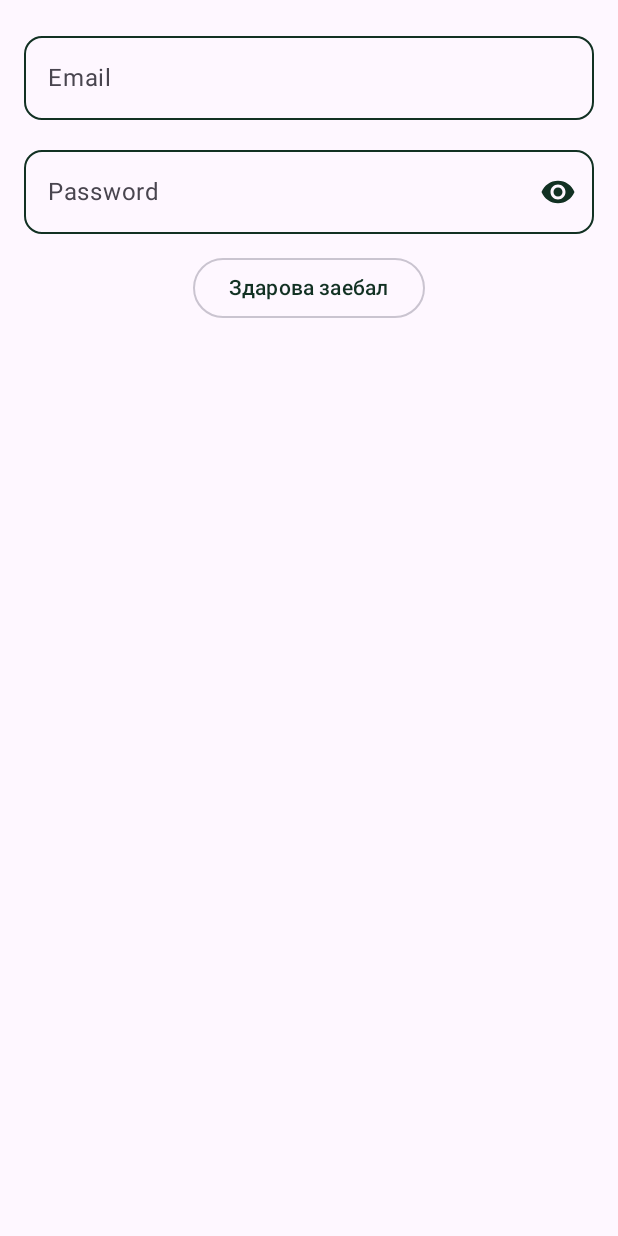
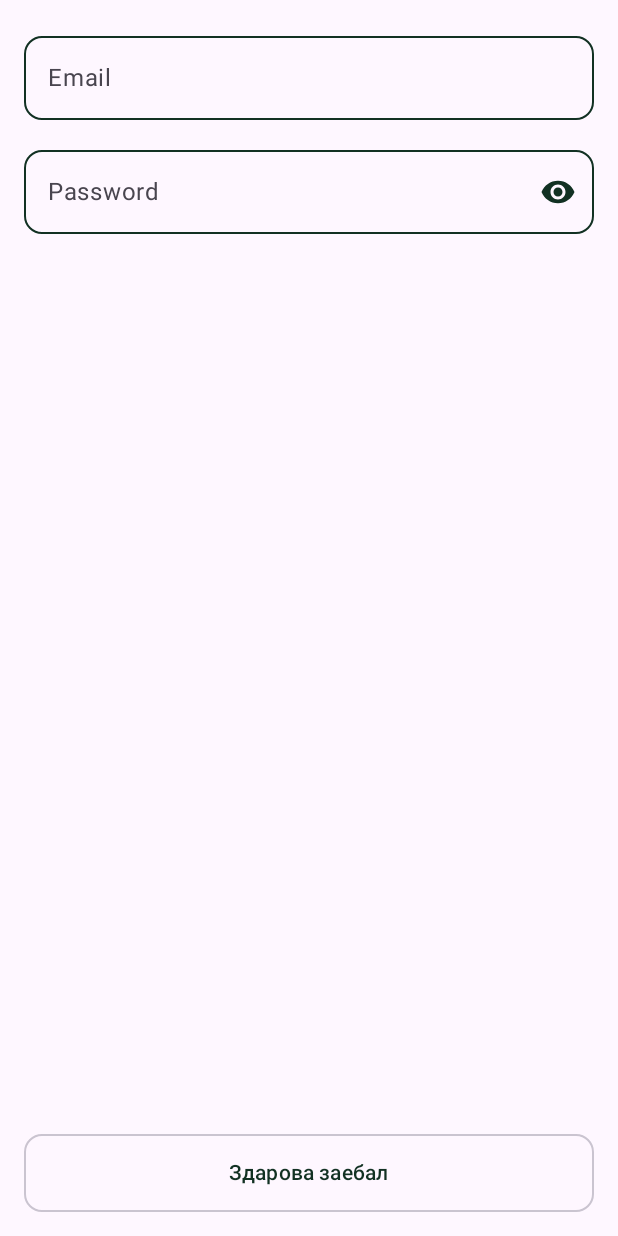
Before and after one commit to Puyre/MateHubApp, an Android app built with Jetpack Compose: the composable Body shown on its own in the app's theme, on a phone screen of 412 x 824 dp. Run offline under Robolectric (Android 15) with nearby library versions, the phone set to English and light mode, and no system bars; our stand-ins replace livedata-compose.

Commit message:
layout fix

```diff
--- a/auth/src/main/java/com/scheduledev/auth/login/LoginScreen.kt
+++ b/auth/src/main/java/com/scheduledev/auth/login/LoginScreen.kt
@@ -130,14 +130,17 @@ fun Body(
             shape = RoundedCornerShape(12.dp)
         )
         Box(
-            contentAlignment = Alignment.Center,
-            modifier = Modifier.fillMaxWidth()
+            contentAlignment = Alignment.BottomCenter,
+            modifier = Modifier.fillMaxSize()
         ) {
             OutlinedButton(
+                shape = RoundedCornerShape(12.dp),
                 onClick = {
                     loginClick(emailText.value, passwordText.value)
                 },
                 modifier = Modifier
+                    .height(64.dp)
+                    .fillMaxWidth()
                     .padding(top = 12.dp)
             ) {
                 if (isLoading) {
```
